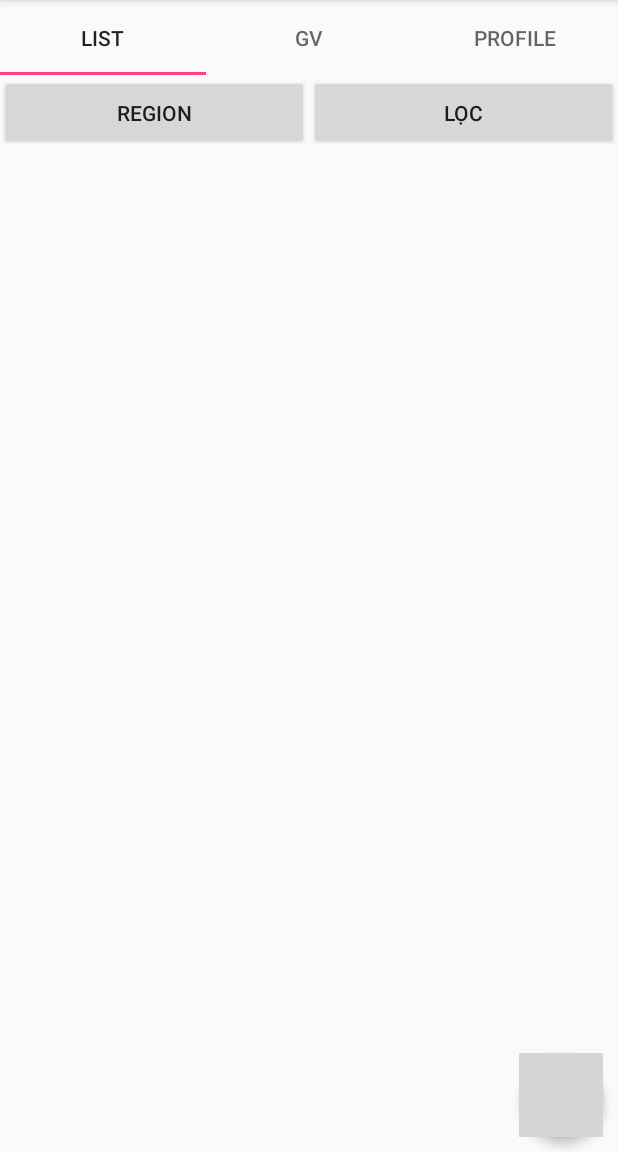
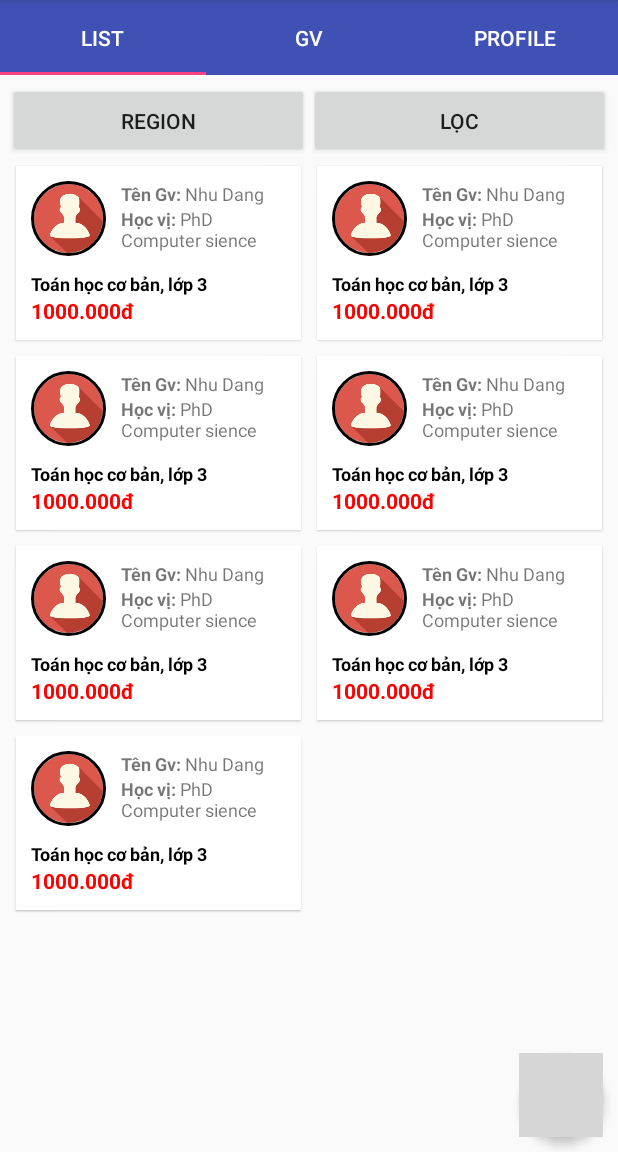
Before and after one commit to duongbadu/hackathonAndroid, an Android app: the ArticleListFragment screen opened directly, with no data from a screen before it, on a phone screen of 412 x 824 dp, the part 84-1236 px from its top. Run offline under Robolectric (Android 15) with nearby library versions, the phone set to English and light mode, and no system bars; our stand-ins replace CircleImageView; grey boxes are pictures that could not be loaded.

Commit message:
Add detail article layout

```diff
--- a/HackathonApp/app/src/main/AndroidManifest.xml
+++ b/HackathonApp/app/src/main/AndroidManifest.xml
@@ -17,6 +17,9 @@
 
         <activity android:name=".MainActivity"
             android:configChanges="keyboard|keyboardHidden|orientation|screenSize"/>
+
+        <activity android:name=".ArticleDetailActivity"
+            android:configChanges="keyboard|keyboardHidden|orientation|screenSize"/>
     </application>
 
 </manifest>
--- a/HackathonApp/app/src/main/java/hackathon/fbtest/com/hackathonapp/adapters/ArticleAdapter.java
+++ b/HackathonApp/app/src/main/java/hackathon/fbtest/com/hackathonapp/adapters/ArticleAdapter.java
@@ -2,6 +2,7 @@ package hackathon.fbtest.com.hackathonapp.adapters;
 
 import android.content.Context;
 import android.support.v7.widget.RecyclerView;
+import android.text.Html;
 import android.view.LayoutInflater;
 import android.view.View;
 import android.view.ViewGroup;
@@ -24,10 +25,12 @@ public class ArticleAdapter extends RecyclerView.Adapter<ArticleAdapter.ArticleI
     private List<ArticleItem> articles;
     private LayoutInflater inflater;
     private OnArticleItemSelectedListener listener;
+    private Context context;
 
     public ArticleAdapter(Context context, List<ArticleItem> articles) {
         this.articles = articles;
         inflater = (LayoutInflater) context.getSystemService(Context.LAYOUT_INFLATER_SERVICE);
+        this.context = context;
     }
 
     @Override
@@ -49,20 +52,32 @@ public class ArticleAdapter extends RecyclerView.Adapter<ArticleAdapter.ArticleI
                 if(listener != null) listener.onArticleItemSelected(article);
             }
         });
-//        holder.tvName.setText(article.getName());
+        holder.tvArticleName.setText(article.getSubject());
+        holder.tvTeacherName.setText(Html.fromHtml(String.format(context.getResources().getString(R.string.teacher_name),
+                article.getTeacherName())));
+        holder.tvTeacherDegree.setText(Html.fromHtml(String.format(context.getResources().getString(R.string.teacher_degree),
+                article.getDegree())));
+        holder.tvPrice.setText(article.getPrice());
     }
 
     public class ArticleItemViewHolder extends RecyclerView.ViewHolder {
 
-        TextView tvName;
+        TextView tvArticleName;
+        TextView tvTeacherName;
+        TextView tvTeacherDegree;
+        TextView tvPrice;
 
         public ArticleItemViewHolder(View itemView) {
             super(itemView);
-            tvName = (TextView) itemView.findViewById(R.id.tv_name);
+            tvArticleName = (TextView) itemView.findViewById(R.id.tv_article_name);
+            tvTeacherName = (TextView) itemView.findViewById(R.id.tv_name);
+            tvTeacherDegree = (TextView) itemView.findViewById(R.id.tv_degree);
+            tvPrice = (TextView) itemView.findViewById(R.id.tv_price);
         }
     }
 
     public void setListener(OnArticleItemSelectedListener listener) {
         this.listener = listener;
     }
+
 }
--- a/HackathonApp/app/src/main/java/hackathon/fbtest/com/hackathonapp/fragments/ArticleListFragment.java
+++ b/HackathonApp/app/src/main/java/hackathon/fbtest/com/hackathonapp/fragments/ArticleListFragment.java
@@ -1,13 +1,21 @@
 package hackathon.fbtest.com.hackathonapp.fragments;
 
+import android.content.Intent;
 import android.os.Bundle;
 import android.support.annotation.Nullable;
-import android.support.v4.app.Fragment;
+import android.support.v7.widget.RecyclerView;
+import android.support.v7.widget.StaggeredGridLayoutManager;
 import android.view.LayoutInflater;
 import android.view.View;
 import android.view.ViewGroup;
 
+import java.util.ArrayList;
+import java.util.List;
+
+import hackathon.fbtest.com.hackathonapp.ArticleDetailActivity;
 import hackathon.fbtest.com.hackathonapp.R;
+import hackathon.fbtest.com.hackathonapp.adapters.ArticleAdapter;
+import hackathon.fbtest.com.hackathonapp.models.ArticleItem;
 
 /**
  * Created by mr.icetea on 7/30/16.
@@ -22,7 +30,33 @@ public class ArticleListFragment extends MainFragment {
     @Override
     public View onCreateView(LayoutInflater inflater, @Nullable ViewGroup container, @Nullable Bundle savedInstanceState) {
         View rootView = inflater.inflate(R.layout.article_list_fragment, container, false);
-
+        RecyclerView rvArticle = (RecyclerView) rootView.findViewById(R.id.rv_article);
+        StaggeredGridLayoutManager layoutManager =
+                new StaggeredGridLayoutManager(2, StaggeredGridLayoutManager.VERTICAL);
+        rvArticle.setLayoutManager(layoutManager);
+        List<ArticleItem> articleItems = new ArrayList<>();
+        articleItems.add(new ArticleItem("Nhu Dang", "PhD Computer sience", "1000.000đ", "Toán học cơ bản, lớp 3"));
+        articleItems.add(new ArticleItem("Nhu Dang", "PhD Computer sience", "1000.000đ", "Toán học cơ bản, lớp 3"));
+        articleItems.add(new ArticleItem("Nhu Dang", "PhD Computer sience", "1000.000đ", "Toán học cơ bản, lớp 3"));
+        articleItems.add(new ArticleItem("Nhu Dang", "PhD Computer sience", "1000.000đ", "Toán học cơ bản, lớp 3"));
+        articleItems.add(new ArticleItem("Nhu Dang", "PhD Computer sience", "1000.000đ", "Toán học cơ bản, lớp 3"));
+        articleItems.add(new ArticleItem("Nhu Dang", "PhD Computer sience", "1000.000đ", "Toán học cơ bản, lớp 3"));
+        articleItems.add(new ArticleItem("Nhu Dang", "PhD Computer sience", "1000.000đ", "Toán học cơ bản, lớp 3"));
+        ArticleAdapter articleAdapter = new ArticleAdapter(getActivity(), articleItems);
+        articleAdapter.setListener(new ArticleAdapter.OnArticleItemSelectedListener() {
+            @Override
+            public void onArticleItemSelected(ArticleItem article) {
+                goToArticleDetail();
+            }
+        });
+        rvArticle.setAdapter(articleAdapter);
         return rootView;
     }
+
+    private void goToArticleDetail(){
+        if(isAdded()) {
+            Intent intent = new Intent(getActivity(), ArticleDetailActivity.class);
+            startActivity(intent);
+        }
+    }
 }
--- a/HackathonApp/app/src/main/java/hackathon/fbtest/com/hackathonapp/models/ArticleItem.java
+++ b/HackathonApp/app/src/main/java/hackathon/fbtest/com/hackathonapp/models/ArticleItem.java
@@ -4,11 +4,11 @@ package hackathon.fbtest.com.hackathonapp.models;
  * Created by mr.icetea on 7/30/16.
  */
 public class ArticleItem {
-    public String teacherName;
-    public String degree;
-    public String price;
-    public String subject;
-    public String avatarUrl;
+    private String teacherName;
+    private String degree;
+    private String price;
+    private String subject;
+    private String avatarUrl;
 
     public ArticleItem(String teacherName, String degree, String price, String subject) {
         this.teacherName = teacherName;
--- a/HackathonApp/app/src/main/res/drawable/touch_response.xml
+++ b/HackathonApp/app/src/main/res/drawable/touch_response.xml
@@ -7,7 +7,7 @@
     </item>
     <item>
         <shape android:shape="rectangle">
-            <solid android:color="@android:color/transparent" />
+            <solid android:color="#fff" />
         </shape>
     </item>
 </selector>
--- a/HackathonApp/app/src/main/res/layout/activity_main.xml
+++ b/HackathonApp/app/src/main/res/layout/activity_main.xml
@@ -1,35 +1,42 @@
 <?xml version="1.0" encoding="utf-8"?>
-<FrameLayout xmlns:android="http://schemas.android.com/apk/res/android"
+<android.support.design.widget.CoordinatorLayout xmlns:android="http://schemas.android.com/apk/res/android"
     xmlns:app="http://schemas.android.com/apk/res-auto"
     android:layout_width="match_parent"
     android:layout_height="match_parent">
 
-    <RelativeLayout
+
+    <android.support.design.widget.AppBarLayout
+        android:id="@+id/appbar"
         android:layout_width="match_parent"
-        android:layout_height="match_parent">
+        android:layout_height="wrap_content"
+        android:fitsSystemWindows="true"
+        app:elevation="0dp">
 
         <android.support.design.widget.TabLayout
             android:id="@+id/tablayout"
             android:layout_width="match_parent"
-            android:layout_height="50dp" />
+            android:layout_height="50dp"
+            style="@style/MyCustomTabLayout"
+            app:layout_scrollFlags="scroll|enterAlways"/>
 
-        <android.support.v4.view.ViewPager
-            android:id="@+id/view_pager"
-            android:layout_width="match_parent"
-            android:layout_height="match_parent"
-            android:layout_below="@+id/tablayout" />
+    </android.support.design.widget.AppBarLayout>
 
-    </RelativeLayout>
+    <android.support.v4.view.ViewPager
+        android:id="@+id/view_pager"
+        android:layout_width="match_parent"
+        android:layout_height="match_parent"
+        app:layout_behavior="@string/appbar_scrolling_view_behavior" />
+
 
     <android.support.design.widget.FloatingActionButton
         android:id="@+id/fab_insert_article"
-        android:layout_margin="10dp"
         android:layout_width="wrap_content"
         android:layout_height="wrap_content"
+        android:layout_gravity="center_horizontal|bottom|right"
+        android:layout_margin="10dp"
+        android:src="@drawable/com_facebook_button_icon_white"
         app:backgroundTint="@color/colorAccent"
         app:borderWidth="0dp"
-        android:layout_gravity="center_horizontal|bottom|right"
-        android:src="@drawable/com_facebook_button_icon_white"
         app:elevation="4dp" />
 
-</FrameLayout>
+</android.support.design.widget.CoordinatorLayout>
--- a/HackathonApp/app/src/main/res/layout/article_grid_item.xml
+++ b/HackathonApp/app/src/main/res/layout/article_grid_item.xml
@@ -5,9 +5,9 @@
     android:id="@+id/card_view"
     android:layout_width="match_parent"
     android:layout_height="wrap_content"
-    android:background="#ffffff"
     android:layout_margin="5dp"
-    card_view:cardCornerRadius="4dp">
+    card_view:cardElevation="1dp"
+    card_view:cardCornerRadius="0dp">
 
     <RelativeLayout
         android:layout_width="match_parent"
@@ -39,12 +39,14 @@
                 android:orientation="vertical">
 
                 <TextView
+                    android:textSize="12sp"
                     android:id="@+id/tv_name"
                     android:layout_width="match_parent"
                     android:layout_height="wrap_content"
                     android:text="@string/teacher_name" />
 
                 <TextView
+                    android:textSize="12sp"
                     android:id="@+id/tv_degree"
                     android:layout_width="match_parent"
                     android:layout_height="wrap_content"
@@ -66,6 +68,7 @@
                 android:layout_height="wrap_content"
                 android:textColor="#000000"
                 android:textStyle="bold"
+                android:textSize="12sp"
                 tools:text="Toán lớp 3" />
 
             <TextView
--- a/HackathonApp/app/src/main/res/layout/article_list_fragment.xml
+++ b/HackathonApp/app/src/main/res/layout/article_list_fragment.xml
@@ -1,7 +1,9 @@
 <?xml version="1.0" encoding="utf-8"?>
 <RelativeLayout xmlns:android="http://schemas.android.com/apk/res/android"
-    android:orientation="vertical" android:layout_width="match_parent"
-    android:layout_height="match_parent">
+    android:layout_width="match_parent"
+    android:layout_height="match_parent"
+    android:padding="5dp">
+
     <LinearLayout
         android:id="@+id/ll_filter_bar"
         android:orientation="horizontal"
@@ -28,5 +30,4 @@
         android:layout_width="match_parent"
         android:layout_height="match_parent"/>
 
-
 </RelativeLayout>
--- a/HackathonApp/app/src/main/res/values/styles.xml
+++ b/HackathonApp/app/src/main/res/values/styles.xml
@@ -8,4 +8,14 @@
         <item name="colorAccent">@color/colorAccent</item>
     </style>
 
+
+    <style name="MyCustomTabLayout" parent="Widget.Design.TabLayout">
+        <item name="tabTextAppearance">@style/MyCustomTabTextAppearance</item>
+        <item name="tabSelectedTextColor">#fff</item>
+    </style>
+    <style name="MyCustomTabTextAppearance" parent="TextAppearance.Design.Tab">
+        <item name="android:textColor">#fff</item>
+        <item name="textAllCaps">true</item>
+    </style>
+
 </resources>
```
Also changed, not shown: HackathonApp/app/src/main/java/hackathon/fbtest/com/hackathonapp/ArticleDetailActivity.java (added, +18 -0 lines), HackathonApp/app/src/main/res/layout/activity_article_detail.xml (added, +229 -0 lines), HackathonApp/app/src/main/res/values/strings.xml (+16 -2 lines).
